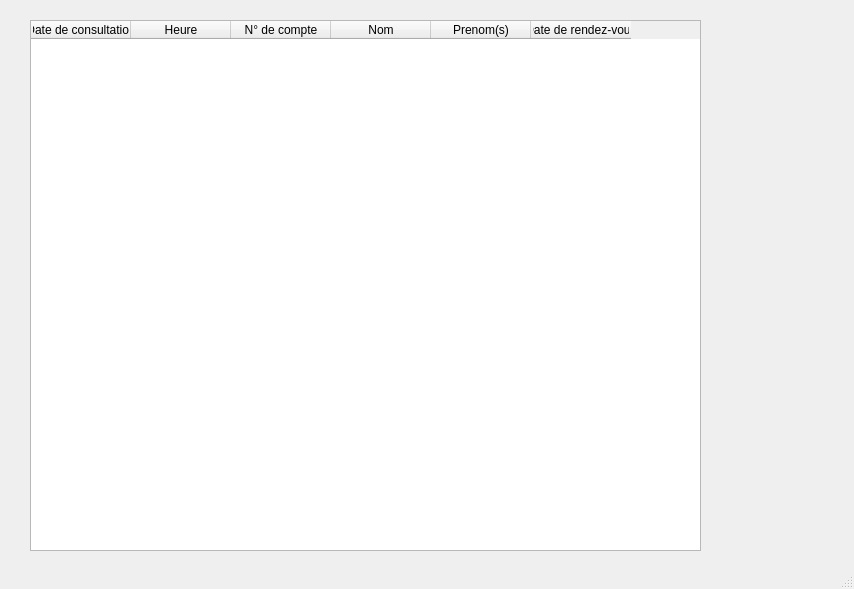
First picture: the form in form/.ui/liste.ui, repository Abrahamkone/ano1, before the edit.
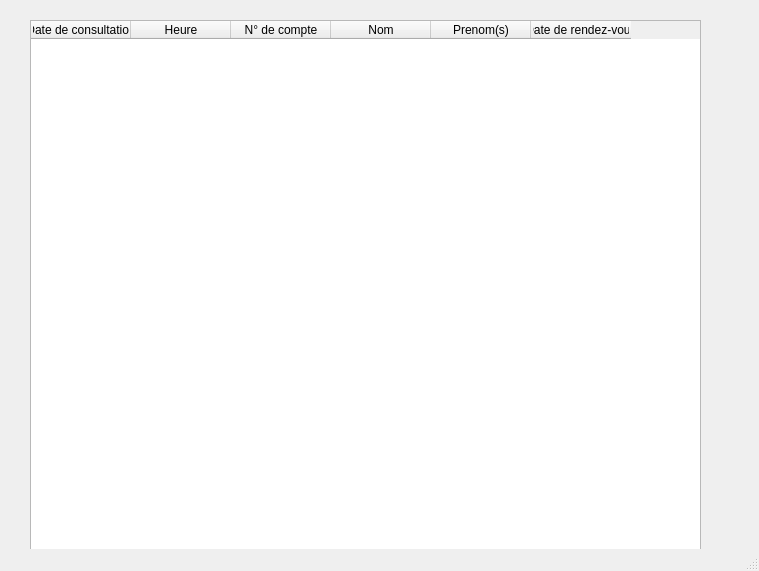
Second picture: the form after the edit.

The edit to the form file:
```diff
--- a/form/.ui/liste.ui
+++ b/form/.ui/liste.ui
@@ -6,8 +6,8 @@
    <rect>
     <x>0</x>
     <y>0</y>
-    <width>854</width>
-    <height>589</height>
+    <width>759</width>
+    <height>571</height>
    </rect>
   </property>
   <property name="windowTitle">
```
